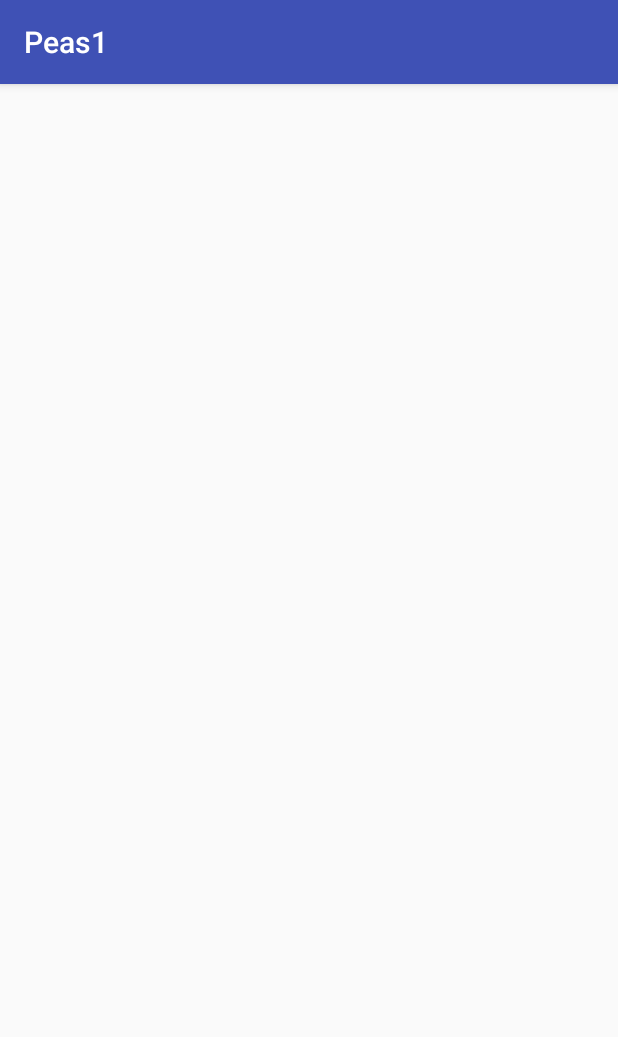
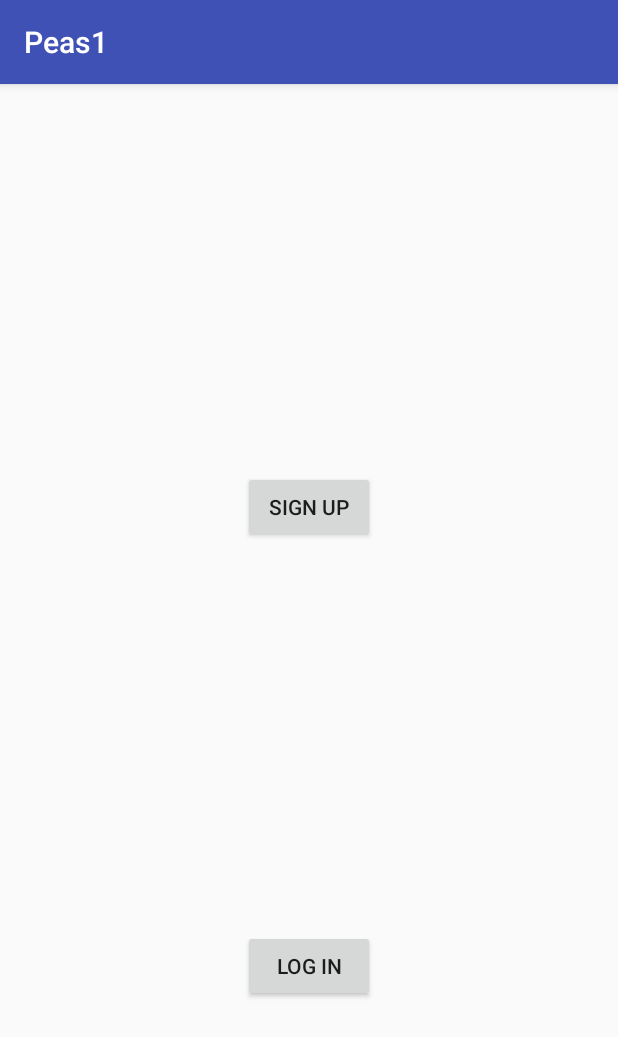
Before and after one commit to chesterCervantes/Peas1, an Android app: the Main2Activity screen opened directly, with no data from a screen before it, on a phone screen of 412 x 824 dp. Shown: the top 1037 px of the screen. Run offline under Robolectric (Android 15) with nearby library versions, the phone set to English and light mode, and no system bars.

Commit message:
add signup activity

```diff
--- a/app/src/main/AndroidManifest.xml
+++ b/app/src/main/AndroidManifest.xml
@@ -18,7 +18,8 @@
                 <category android:name="android.intent.category.LAUNCHER" />
             </intent-filter>
         </activity>
-        <activity android:name=".Main2Activity"></activity>
+        <activity android:name=".Main2Activity" />
+        <activity android:name=".signUp"></activity>
     </application>
 
 </manifest>
--- a/app/src/main/java/com/example/chester/peas1/Main2Activity.java
+++ b/app/src/main/java/com/example/chester/peas1/Main2Activity.java
@@ -4,6 +4,8 @@ import android.content.Context;
 import android.content.Intent;
 import android.support.v7.app.AppCompatActivity;
 import android.os.Bundle;
+import android.view.View;
+import android.widget.Button;
 
 public class Main2Activity extends AppCompatActivity {
 
@@ -11,6 +13,7 @@ public class Main2Activity extends AppCompatActivity {
     protected void onCreate(Bundle savedInstanceState) {
         super.onCreate(savedInstanceState);
         setContentView(R.layout.activity_main2);
+        SetupSignUpButton();
 
 
     }
@@ -18,4 +21,15 @@ public class Main2Activity extends AppCompatActivity {
     public static Intent makeIntent(Context context) {
         return new Intent(context, Main2Activity.class);
     }
+
+    private void SetupSignUpButton() {
+        Button btn = (Button) findViewById(R.id.signUp);
+        btn.setOnClickListener(new View.OnClickListener() {
+            @Override
+            public void onClick(View view) {
+                Intent intent =signUp.makeIntent(Main2Activity.this);
+                startActivity(intent);
+            }
+        });
+    }
 }
--- a/app/src/main/res/layout/activity_main2.xml
+++ b/app/src/main/res/layout/activity_main2.xml
@@ -6,4 +6,29 @@
     android:layout_height="match_parent"
     tools:context="com.example.chester.peas1.Main2Activity">
 
+    <Button
+        android:id="@+id/signUp"
+        android:layout_width="wrap_content"
+        android:layout_height="wrap_content"
+        android:layout_marginBottom="8dp"
+        android:layout_marginEnd="8dp"
+        android:layout_marginStart="8dp"
+        android:layout_marginTop="8dp"
+        android:text="@string/btn_signup"
+        app:layout_constraintBottom_toTopOf="@+id/logIn"
+        app:layout_constraintEnd_toEndOf="parent"
+        app:layout_constraintStart_toStartOf="parent"
+        app:layout_constraintTop_toTopOf="parent" />
+
+    <Button
+        android:id="@+id/logIn"
+        android:layout_width="wrap_content"
+        android:layout_height="wrap_content"
+        android:layout_marginBottom="156dp"
+        android:layout_marginEnd="8dp"
+        android:layout_marginStart="8dp"
+        android:text="@string/btn_login"
+        app:layout_constraintBottom_toBottomOf="parent"
+        app:layout_constraintEnd_toEndOf="parent"
+        app:layout_constraintStart_toStartOf="parent" />
 </android.support.constraint.ConstraintLayout>
--- a/app/src/main/res/values/strings.xml
+++ b/app/src/main/res/values/strings.xml
@@ -1,4 +1,7 @@
 <resources>
     <string name="app_name">Peas1</string>
     <string name="btn_start">Start</string>
+    <string name="btn_login">Log In</string>
+    <string name="btn_signup">Sign Up</string>
+
 </resources>
```
Also changed, not shown: app/src/main/java/com/example/chester/peas1/signUp.java (added, +19 -0 lines), app/src/main/res/layout/activity_sign_up.xml (added, +9 -0 lines).
